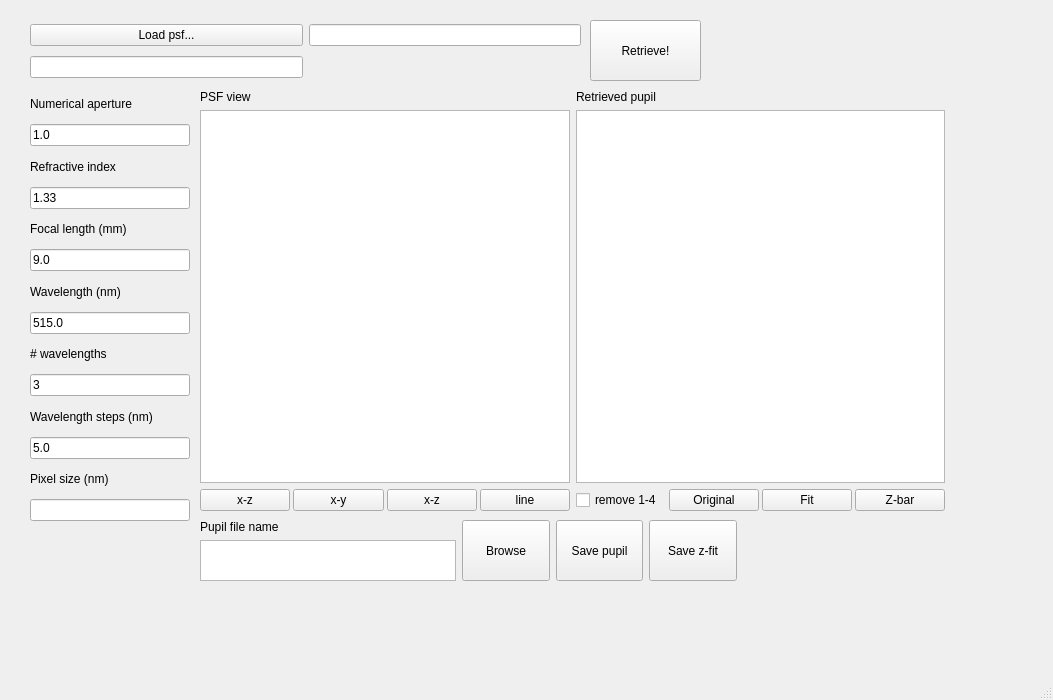
First picture: the form in PR/PR_design.ui, repository danustc/Optics, before the edit.
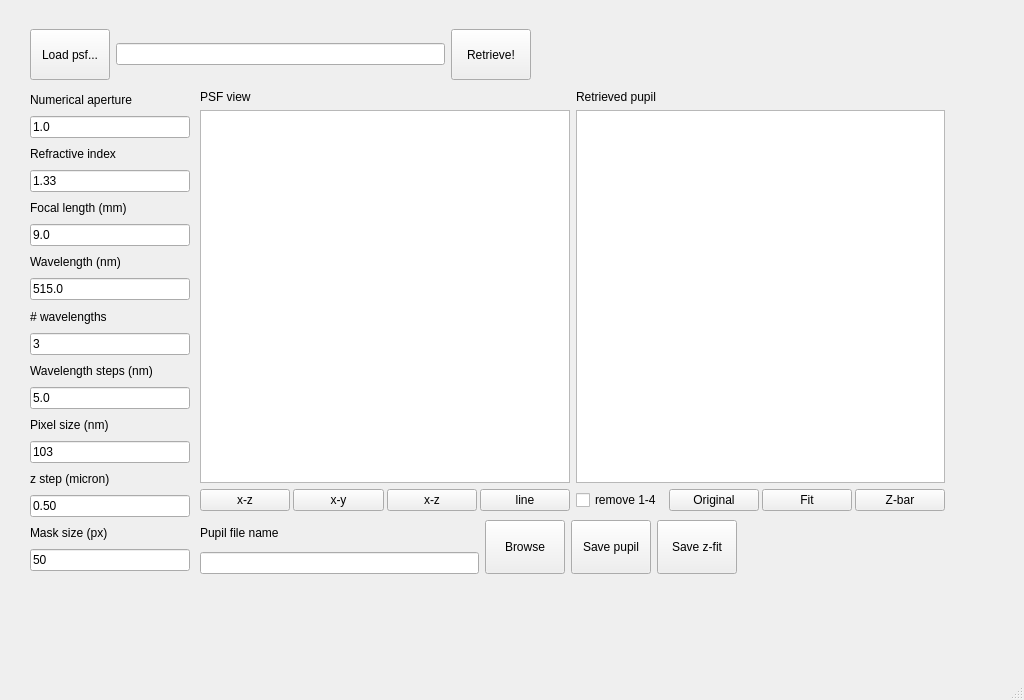
Second picture: the form after the edit.

What changed in the file:
```diff
--- a/PR/PR_design.ui
+++ b/PR/PR_design.ui
@@ -6,7 +6,7 @@
    <rect>
     <x>0</x>
     <y>0</y>
-    <width>1053</width>
+    <width>1024</width>
     <height>700</height>
    </rect>
   </property>
@@ -14,26 +14,13 @@
    <string>Phase Retrieval</string>
   </property>
   <widget class="QWidget" name="centralwidget">
-   <widget class="QPushButton" name="pushButton_retrieve">
-    <property name="geometry">
-     <rect>
-      <x>590</x>
-      <y>20</y>
-      <width>111</width>
-      <height>61</height>
-     </rect>
-    </property>
-    <property name="text">
-     <string>Retrieve!</string>
-    </property>
-   </widget>
    <widget class="QWidget" name="verticalLayoutWidget">
     <property name="geometry">
      <rect>
       <x>30</x>
       <y>90</y>
       <width>160</width>
-      <height>431</height>
+      <height>481</height>
      </rect>
     </property>
     <layout class="QVBoxLayout" name="verticalLayout_syspara">
@@ -108,14 +95,14 @@
       </widget>
      </item>
      <item>
-      <widget class="QLabel" name="label_4">
+      <widget class="QLabel" name="label_wlstep">
        <property name="text">
         <string>Wavelength steps (nm)</string>
        </property>
       </widget>
      </item>
      <item>
-      <widget class="QLineEdit" name="lineEdit_3">
+      <widget class="QLineEdit" name="lineEdit_wlstep">
        <property name="text">
         <string>5.0</string>
        </property>
@@ -129,7 +116,39 @@
       </widget>
      </item>
      <item>
-      <widget class="QLineEdit" name="lineEdit_pxl"/>
+      <widget class="QLineEdit" name="lineEdit_pxl">
+       <property name="text">
+        <string>103</string>
+       </property>
+      </widget>
+     </item>
+     <item>
+      <widget class="QLabel" name="label_dz">
+       <property name="text">
+        <string>z step (micron)</string>
+       </property>
+      </widget>
+     </item>
+     <item>
+      <widget class="QLineEdit" name="lineEdit_zstep">
+       <property name="text">
+        <string>0.50</string>
+       </property>
+      </widget>
+     </item>
+     <item>
+      <widget class="QLabel" name="label_mask">
+       <property name="text">
+        <string>Mask size (px)</string>
+       </property>
+      </widget>
+     </item>
+     <item>
+      <widget class="QLineEdit" name="lineEdit_mask">
+       <property name="text">
+        <string>50</string>
+       </property>
+      </widget>
      </item>
     </layout>
    </widget>
@@ -158,7 +177,7 @@
       </widget>
      </item>
      <item row="1" column="0">
-      <widget class="QGraphicsView" name="graphicsView_psf">
+      <widget class="QGraphicsView" name="mpl_psf">
        <property name="sizePolicy">
         <sizepolicy hsizetype="Expanding" vsizetype="Preferred">
          <horstretch>0</horstretch>
@@ -168,7 +187,7 @@
       </widget>
      </item>
      <item row="1" column="1">
-      <widget class="QGraphicsView" name="graphicsView_pupil"/>
+      <widget class="QGraphicsView" name="mpl_pupil"/>
      </item>
      <item row="2" column="0">
       <layout class="QHBoxLayout" name="horizontalLayout">
@@ -230,11 +249,6 @@
       </layout>
      </item>
      <item row="2" column="1">
-      <layout class="QHBoxLayout" name="horizontalLayout_2">
-       <property name="sizeConstraint">
-        <enum>QLayout::SetNoConstraint</enum>
-       </property>
-       <item>
         <layout class="QHBoxLayout" name="horizontalLayout_3">
          <property name="spacing">
           <number>3</number>
@@ -288,39 +302,6 @@
         </layout>
        </item>
       </layout>
-     </item>
-    </layout>
-   </widget>
-   <widget class="QWidget" name="gridLayoutWidget_2">
-    <property name="geometry">
-     <rect>
-      <x>30</x>
-      <y>20</y>
-      <width>551</width>
-      <height>62</height>
-     </rect>
-    </property>
-    <layout class="QGridLayout" name="gridLayout">
-     <item row="1" column="1">
-      <widget class="QLineEdit" name="lineEdit_2"/>
-     </item>
-     <item row="0" column="1">
-      <widget class="QPushButton" name="pushButton_loadpsf">
-       <property name="sizePolicy">
-        <sizepolicy hsizetype="Minimum" vsizetype="Minimum">
-         <horstretch>0</horstretch>
-         <verstretch>0</verstretch>
-        </sizepolicy>
-       </property>
-       <property name="text">
-        <string>Load psf...</string>
-       </property>
-      </widget>
-     </item>
-     <item row="0" column="2">
-      <widget class="QLineEdit" name="lineEdit_4"/>
-     </item>
-    </layout>
    </widget>
    <widget class="QWidget" name="horizontalLayoutWidget_4">
     <property name="geometry">
@@ -328,10 +309,10 @@
       <x>200</x>
       <y>520</y>
       <width>537</width>
-      <height>61</height>
+      <height>54</height>
      </rect>
     </property>
-    <layout class="QHBoxLayout" name="horizontalLayout_4">
+    <layout class="QHBoxLayout" name="horizontalLayout_pfsave">
      <item>
       <layout class="QVBoxLayout" name="verticalLayout">
        <item>
@@ -342,14 +323,7 @@
         </widget>
        </item>
        <item>
-        <widget class="QTextEdit" name="textEdit_pfname">
-         <property name="sizePolicy">
-          <sizepolicy hsizetype="Minimum" vsizetype="Expanding">
-           <horstretch>0</horstretch>
-           <verstretch>0</verstretch>
-          </sizepolicy>
-         </property>
-        </widget>
+        <widget class="QLineEdit" name="lineEdit_pupilfname"/>
        </item>
       </layout>
      </item>
@@ -394,13 +368,54 @@
      </item>
     </layout>
    </widget>
+   <widget class="QWidget" name="horizontalLayoutWidget">
+    <property name="geometry">
+     <rect>
+      <x>30</x>
+      <y>29</y>
+      <width>501</width>
+      <height>51</height>
+     </rect>
+    </property>
+    <layout class="QHBoxLayout" name="horizontalLayout_load">
+     <item>
+      <widget class="QPushButton" name="pushButton_loadpsf">
+       <property name="sizePolicy">
+        <sizepolicy hsizetype="Minimum" vsizetype="Minimum">
+         <horstretch>0</horstretch>
+         <verstretch>0</verstretch>
+        </sizepolicy>
+       </property>
+       <property name="text">
+        <string>Load psf...</string>
+       </property>
+      </widget>
+     </item>
+     <item>
+      <widget class="QLineEdit" name="lineEdit_loadpsf"/>
+     </item>
+     <item>
+      <widget class="QPushButton" name="pushButton_retrieve">
+       <property name="sizePolicy">
+        <sizepolicy hsizetype="Minimum" vsizetype="Expanding">
+         <horstretch>0</horstretch>
+         <verstretch>0</verstretch>
+        </sizepolicy>
+       </property>
+       <property name="text">
+        <string>Retrieve!</string>
+       </property>
+      </widget>
+     </item>
+    </layout>
+   </widget>
   </widget>
   <widget class="QMenuBar" name="menubar">
    <property name="geometry">
     <rect>
      <x>0</x>
      <y>0</y>
-     <width>1053</width>
+     <width>1024</width>
      <height>25</height>
     </rect>
    </property>
```
Lines whose indentation alone changed are shown as unchanged.
